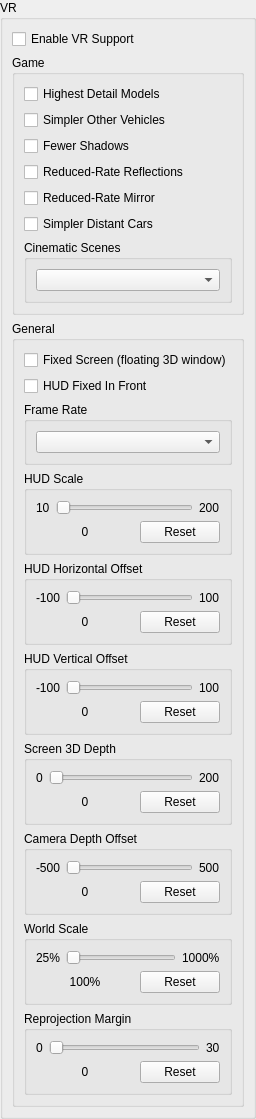
This is rpcs3/rpcs3qt/vr_settings_widget.ui in hookmanuk/rpcs3 as Qt 5 draws it before an edit. The edited form follows.
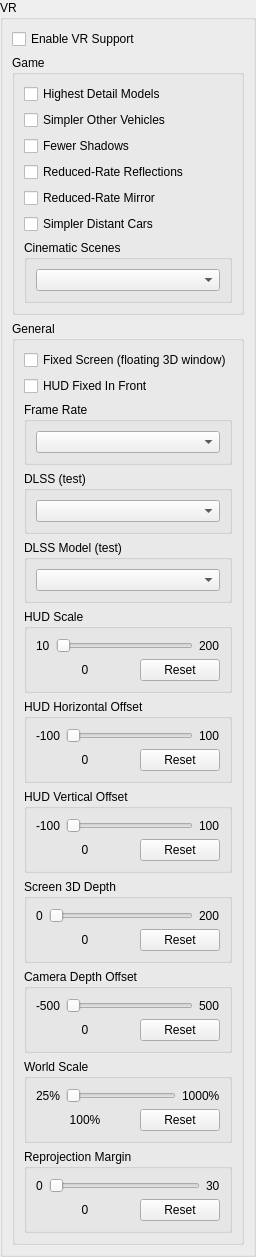
This is the edited form.

Commit message: DLSS test: HUD outside DLSS, live mode and model settings, warp check

Diff of the .ui file:
```diff
--- a/rpcs3/rpcs3qt/vr_settings_widget.ui
+++ b/rpcs3/rpcs3qt/vr_settings_widget.ui
@@ -123,6 +123,30 @@
            </layout>
           </widget>
          </item>
+         <item>
+          <widget class="QGroupBox" name="gb_vrDlss">
+           <property name="title">
+            <string>DLSS (test)</string>
+           </property>
+           <layout class="QVBoxLayout" name="gb_vrDlss_layout">
+            <item>
+             <widget class="QComboBox" name="vrDlss"/>
+            </item>
+           </layout>
+          </widget>
+         </item>
+         <item>
+          <widget class="QGroupBox" name="gb_vrDlssModel">
+           <property name="title">
+            <string>DLSS Model (test)</string>
+           </property>
+           <layout class="QVBoxLayout" name="gb_vrDlssModel_layout">
+            <item>
+             <widget class="QComboBox" name="vrDlssModel"/>
+            </item>
+           </layout>
+          </widget>
+         </item>
          <item>
           <widget class="QGroupBox" name="gb_vrHudScale">
            <property name="title">
```
The commit also changes 16 other files.
